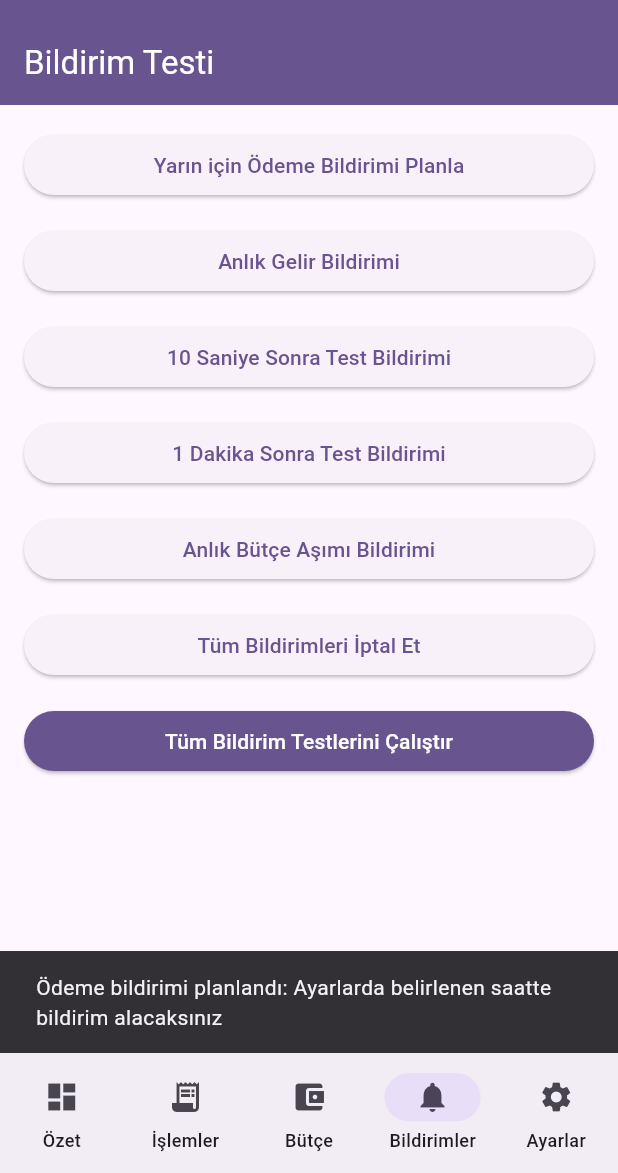
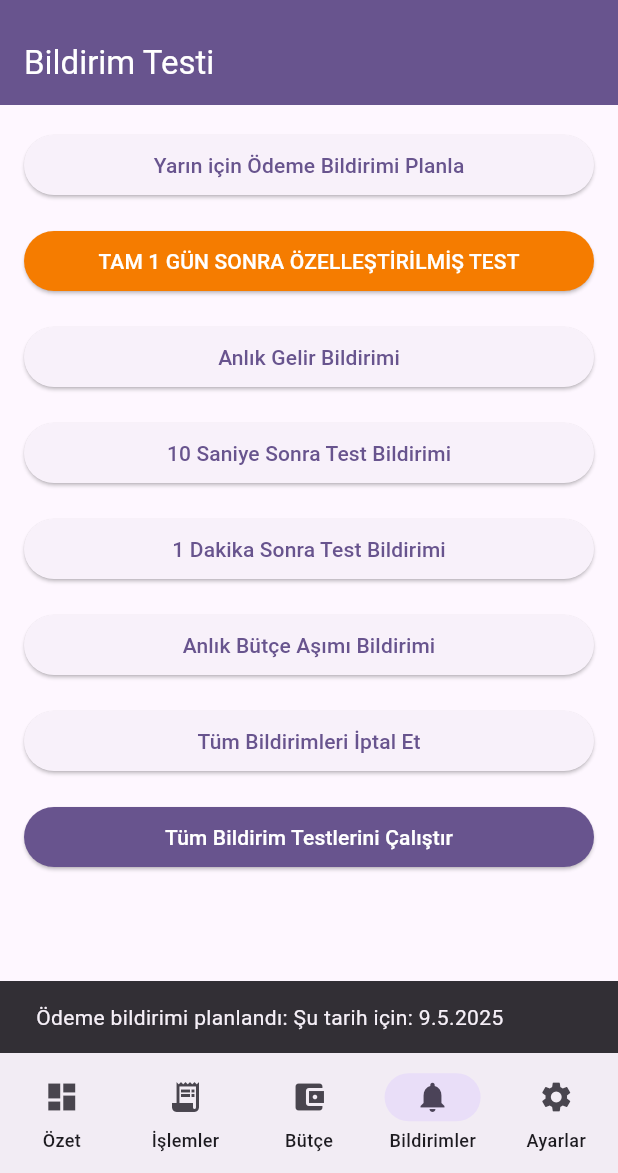
Before and after one commit to semihcamlibel/finance_app, a Flutter app: the screen it shows after launch, item 4 of the bottom bar chosen, after a tap on "Yarın için Ödeme Bildirimi Planla", on a phone screen of 412 x 824 dp, the part 63-1236 px from its top. Run offline on Flutter 3.47's test engine with Material 3 defaults, Android fonts, the phone set to English and light mode, and no system bars; our stand-ins replace fl_chart, flutter_local_notifications, local_auth, shared_preferences, sqflite, timezone; accounts and stored records are empty.

Commit message:
Gelişmiş bildirim testi: Yarın bildirimi ve 1 gün sonrası için özelleştirilmiş test eklendi

```diff
--- a/lib/screens/notification_test_page.dart
+++ b/lib/screens/notification_test_page.dart
@@ -46,15 +46,64 @@ class NotificationTestPage extends StatelessWidget {
                 );
 
                 ScaffoldMessenger.of(context).showSnackBar(
-                  const SnackBar(
+                  SnackBar(
                     content: Text(
-                      'Ödeme bildirimi planlandı: Ayarlarda belirlenen saatte bildirim alacaksınız',
+                      'Ödeme bildirimi planlandı: Şu tarih için: ${tomorrow.day}.${tomorrow.month}.${tomorrow.year}',
                     ),
-                    duration: Duration(seconds: 3),
+                    duration: const Duration(seconds: 3),
                   ),
                 );
               },
               child: const Text('Yarın için Ödeme Bildirimi Planla'),
+            ),
+            const SizedBox(height: 16),
+            // Yeni test butonu: Tam 1 gün sonrası için planlama
+            ElevatedButton(
+              style: ElevatedButton.styleFrom(
+                backgroundColor: Colors.orange.shade700,
+                foregroundColor: Colors.white,
+              ),
+              onPressed: () {
+                final now = DateTime.now();
+                // Bugünün aynı saati ama yarın için (1 gün sonrası)
+                final tomorrow = DateTime(
+                  now.year,
+                  now.month,
+                  now.day + 1,
+                  now.hour,
+                  now.minute + 1, // Şu andan 1 dakika sonra
+                );
+
+                NotificationService.instance.showNotification(
+                  id: 6001,
+                  title: 'TAM 1 GÜN SONRA BİLDİRİM TESTİ',
+                  body:
+                      'Bu bildirim ${tomorrow.day}.${tomorrow.month}.${tomorrow.year} tarihinde ${tomorrow.hour}:${tomorrow.minute} saatinde gösterilecek',
+                  scheduledDate: tomorrow,
+                  type: 'payment',
+                  useCustomTime: true, // Tam belirtilen zamanda göster
+                );
+
+                // Aynı zamanda 1 gün geri sayımlı bir bildirim (bildirim ayarlarında "1 gün önce" seçili olmalı)
+                NotificationService.instance.showNotification(
+                  id: 6002,
+                  title: 'BİLDİRİM AYARI TESTİ (1 gün)',
+                  body:
+                      'Bu bildirim ayarlarda "1 gün önce" seçili ise şimdi gösterilmeli, yoksa gösterilmeyecek.',
+                  scheduledDate: tomorrow,
+                  type: 'payment',
+                );
+
+                ScaffoldMessenger.of(context).showSnackBar(
+                  SnackBar(
+                    content: Text(
+                      'İki bildirim planlandı:\n1. Tam yarın - ${tomorrow.hour}:${tomorrow.minute} için\n2. Ayarlarda seçili zaman için (1 gün önce olmalı)',
+                    ),
+                    duration: const Duration(seconds: 5),
+                  ),
+                );
+              },
+              child: const Text('TAM 1 GÜN SONRA ÖZELLEŞTİRİLMİŞ TEST'),
             ),
             const SizedBox(height: 16),
             ElevatedButton(
```
